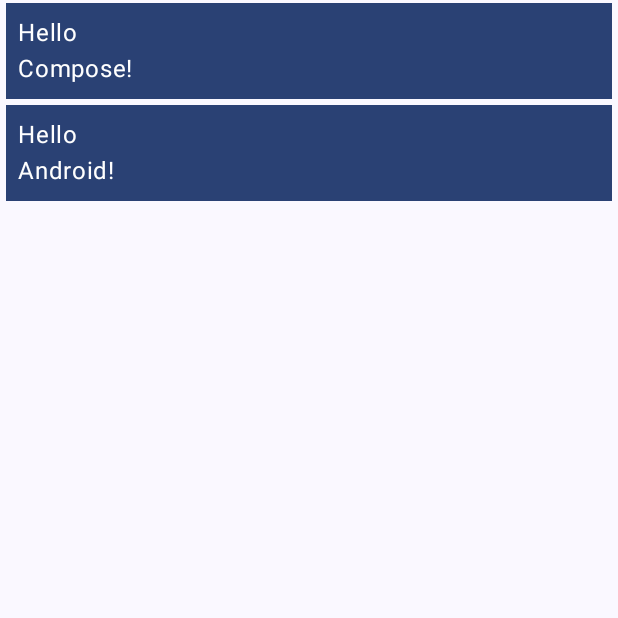
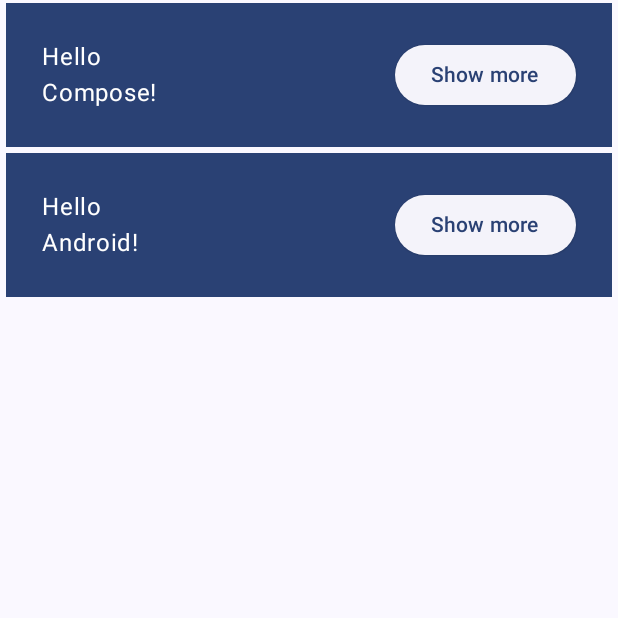
Before and after one commit to hamidrezafarahani/SecondComposeSampleApp, an Android app built with Jetpack Compose: the screen it shows after launch (MainActivity), on a phone screen of 412 x 824 dp, the top half of it. Run offline under Robolectric (Android 15) with nearby library versions, the phone set to English and light mode, and no system bars.

Commit message:
using button

```diff
--- a/app/src/main/java/com/example/secondcomposesampleapp/MainActivity.kt
+++ b/app/src/main/java/com/example/secondcomposesampleapp/MainActivity.kt
@@ -5,9 +5,11 @@ import android.os.Bundle
 import androidx.activity.ComponentActivity
 import androidx.activity.compose.setContent
 import androidx.compose.foundation.layout.Column
+import androidx.compose.foundation.layout.Row
 import androidx.compose.foundation.layout.fillMaxSize
 import androidx.compose.foundation.layout.fillMaxWidth
 import androidx.compose.foundation.layout.padding
+import androidx.compose.material3.ElevatedButton
 import androidx.compose.material3.MaterialTheme
 import androidx.compose.material3.Surface
 import androidx.compose.material3.Text
@@ -34,16 +36,20 @@ fun Greeting(name: String, modifier: Modifier = Modifier) {
         color = MaterialTheme.colorScheme.primary,
         modifier = modifier.padding(vertical = 2.dp, horizontal = 4.dp)
     ) {
+        Row(modifier = modifier.padding(24.dp)) {
             Column(
-            modifier = modifier
-                .fillMaxWidth()
-                .padding(8.dp)
+                modifier = modifier.weight(1f)
             ) {
                 Text(text = "Hello")
                 Text(
                     text = "$name!",
                 )
             }
+            ElevatedButton(onClick = { /*TODO*/ }) {
+                Text(text = "Show more")
+            }
+        }
+
     }
 }
 
```
Lines whose indentation alone changed are shown as unchanged.
